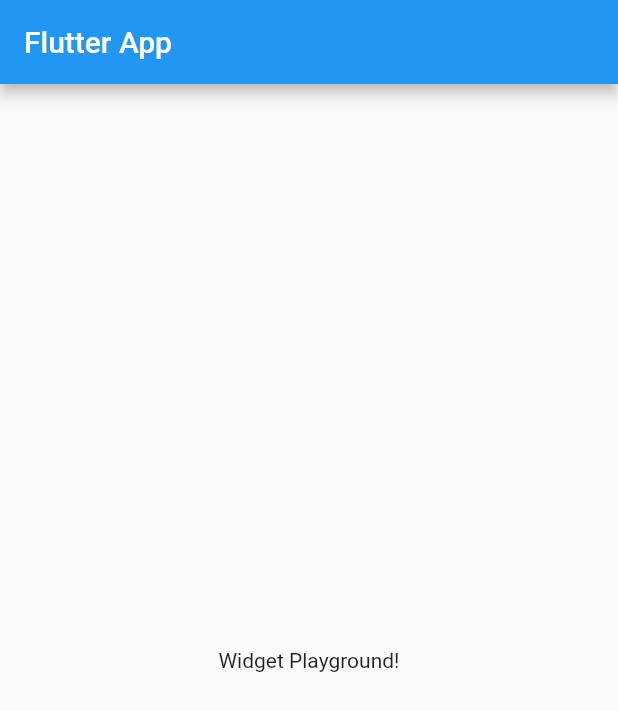
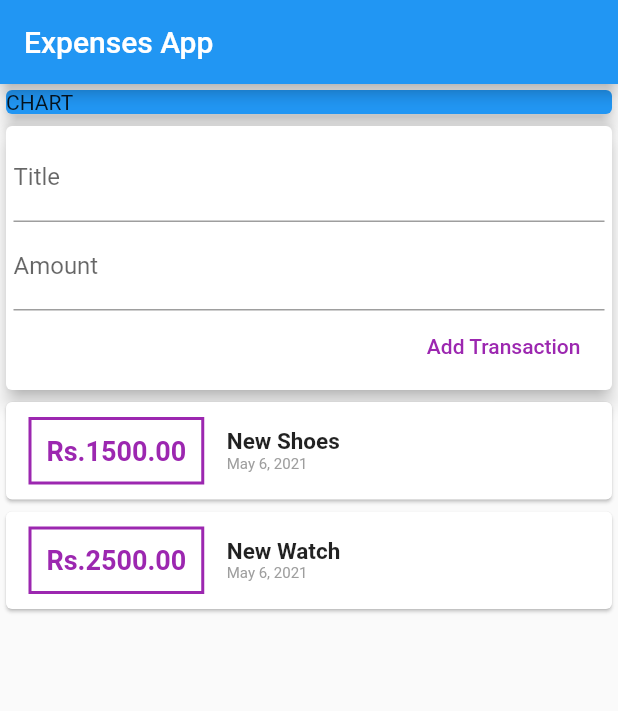
Before and after one commit to hrishikeshpujari1902/expenses, a Flutter app: the screen it shows after launch, on a phone screen of 412 x 824 dp. Shown: the top 711 px of the screen. Run offline on Flutter 3.47's test engine with Material 2 defaults, Android fonts, the phone set to English and light mode, and no system bars.

Commit message:
transaction list

```diff
--- a/lib/main.dart
+++ b/lib/main.dart
@@ -1,4 +1,5 @@
 import 'package:flutter/material.dart';
+import './widgets/user_transaction.dart';
 
 void main() => runApp(MyApp());
 
@@ -17,10 +18,21 @@ class MyHomePage extends StatelessWidget {
   Widget build(BuildContext context) {
     return Scaffold(
       appBar: AppBar(
-        title: Text('Flutter App'),
+        title: Text('Expenses App'),
       ),
-      body: Center(
-        child: Text('Widget Playground!'),
+      body: Column(
+        crossAxisAlignment: CrossAxisAlignment.stretch,
+        children: <Widget>[
+          Container(
+            width: double.infinity,
+            child: Card(
+              color: Colors.blue,
+              child: Text('CHART'),
+              elevation: 5,
+            ),
+          ),
+          UserTransaction(),
+        ],
       ),
     );
   }
--- /dev/null
+++ b/lib/models/transaction.dart
@@ -0,0 +1,14 @@
+import 'package:flutter/foundation.dart';
+
+class Transaction {
+  final String id;
+  final String title;
+  final double amount;
+  final DateTime date;
+
+  Transaction(
+      {@required this.id,
+      @required this.title,
+      @required this.amount,
+      @required this.date});
+}
--- /dev/null
+++ b/lib/widgets/new_transaction.dart
@@ -0,0 +1,48 @@
+import 'package:flutter/material.dart';
+
+class NewTransaction extends StatelessWidget {
+  final titleController = TextEditingController();
+  final amountController = TextEditingController();
+  final Function addNewTransaction;
+  NewTransaction(this.addNewTransaction);
+  void submitData() {
+    String enteredTitle = titleController.text;
+    double enteredAmount = double.parse(amountController.text);
+    if (enteredTitle.isEmpty || enteredAmount <= 0) {
+      return;
+    }
+    addNewTransaction(enteredTitle, enteredAmount);
+  }
+
+  @override
+  Widget build(BuildContext context) {
+    return Card(
+      elevation: 5,
+      child: Container(
+        padding: EdgeInsets.all(5),
+        child: Column(
+          crossAxisAlignment: CrossAxisAlignment.end,
+          children: [
+            TextField(
+              decoration: InputDecoration(labelText: 'Title'),
+              controller: titleController,
+              onSubmitted: (_) => submitData(),
+            ),
+            TextField(
+              decoration: InputDecoration(labelText: 'Amount'),
+              controller: amountController,
+              keyboardType: TextInputType.number,
+              onSubmitted: (_) => submitData(),
+            ),
+            // ignore: deprecated_member_use
+            FlatButton(
+              onPressed: submitData,
+              child: Text('Add Transaction'),
+              textColor: Colors.purple,
+            )
+          ],
+        ),
+      ),
+    );
+  }
+}
--- /dev/null
+++ b/lib/widgets/transaction_list.dart
@@ -0,0 +1,54 @@
+import 'package:flutter/material.dart';
+import '../models/transaction.dart';
+import 'package:intl/intl.dart';
+
+class TransactionList extends StatelessWidget {
+  final List<Transaction> userTransactions;
+  TransactionList(this.userTransactions);
+  @override
+  Widget build(BuildContext context) {
+    return Container(
+      height: 300,
+      child: ListView.builder(
+        itemBuilder: (context, index) {
+          return Card(
+            child: Row(
+              children: [
+                Container(
+                  decoration: BoxDecoration(
+                      border: Border.all(
+                    color: Colors.purple,
+                    width: 2,
+                  )),
+                  margin: EdgeInsets.symmetric(vertical: 10, horizontal: 15),
+                  padding: EdgeInsets.all(10),
+                  child: Text(
+                      'Rs.' + userTransactions[index].amount.toStringAsFixed(2),
+                      style: TextStyle(
+                          fontWeight: FontWeight.bold,
+                          fontSize: 18,
+                          color: Colors.purple)),
+                ),
+                Column(
+                  children: [
+                    Text(
+                      userTransactions[index].title,
+                      style:
+                          TextStyle(fontSize: 15, fontWeight: FontWeight.bold),
+                    ),
+                    Text(
+                      DateFormat.yMMMd().format(userTransactions[index].date),
+                      style: TextStyle(color: Colors.grey, fontSize: 10),
+                    )
+                  ],
+                  crossAxisAlignment: CrossAxisAlignment.start,
+                )
+              ],
+            ),
+          );
+        },
+        itemCount: userTransactions.length,
+      ),
+    );
+  }
+}
--- /dev/null
+++ b/lib/widgets/user_transaction.dart
@@ -0,0 +1,38 @@
+import 'package:flutter/material.dart';
+import './new_transaction.dart';
+import './transaction_list.dart';
+import '../models/transaction.dart';
+
+class UserTransaction extends StatefulWidget {
+  @override
+  _UserTransactionState createState() => _UserTransactionState();
+}
+
+class _UserTransactionState extends State<UserTransaction> {
+  final List<Transaction> _userTransactions = [
+    Transaction(
+        id: 'T1', title: 'New Shoes', amount: 1500, date: DateTime.now()),
+    Transaction(
+        id: 'T2', title: 'New Watch', amount: 2500, date: DateTime.now())
+  ];
+  void _addNewTransaction(String title, double amount) {
+    final Tx = Transaction(
+        amount: amount,
+        title: title,
+        date: DateTime.now(),
+        id: DateTime.now().toString());
+    setState(() {
+      _userTransactions.add(Tx);
+    });
+  }
+
+  @override
+  Widget build(BuildContext context) {
+    return Column(
+      children: [
+        NewTransaction(_addNewTransaction),
+        TransactionList(_userTransactions)
+      ],
+    );
+  }
+}
--- a/pubspec.yaml
+++ b/pubspec.yaml
@@ -23,7 +23,7 @@ environment:
 dependencies:
   flutter:
     sdk: flutter
-
+  intl: ^0.17.0
 
   # The following adds the Cupertino Icons font to your application.
   # Use with the CupertinoIcons class for iOS style icons.
```
Also changed, not shown: pubspec.lock.
